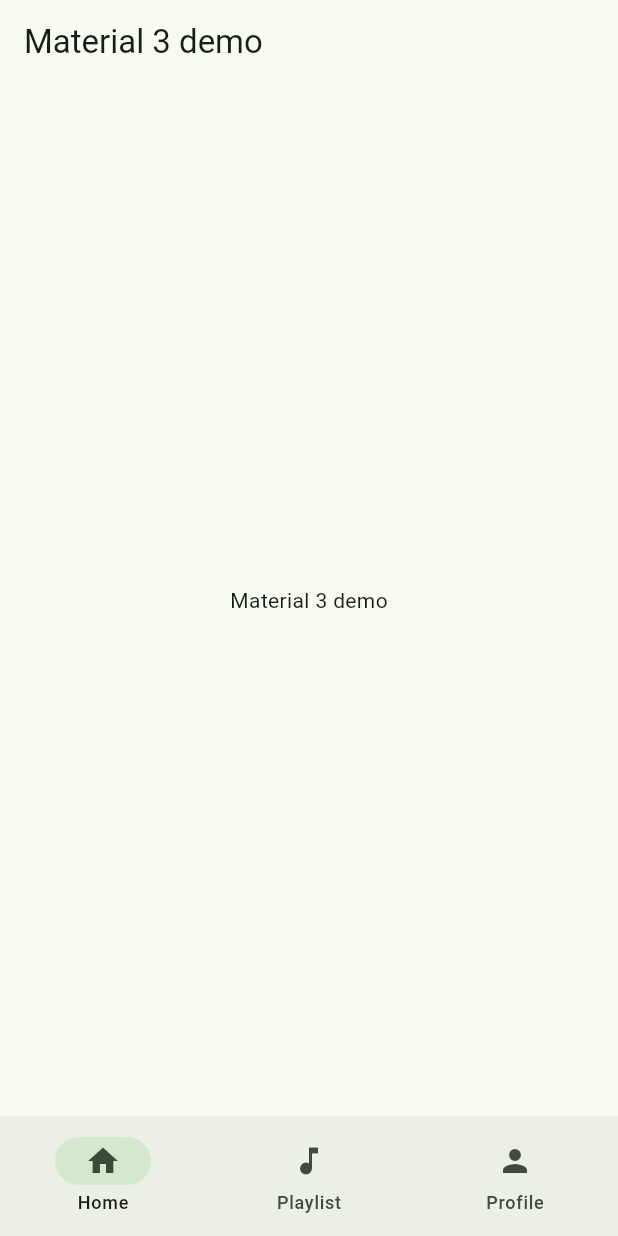
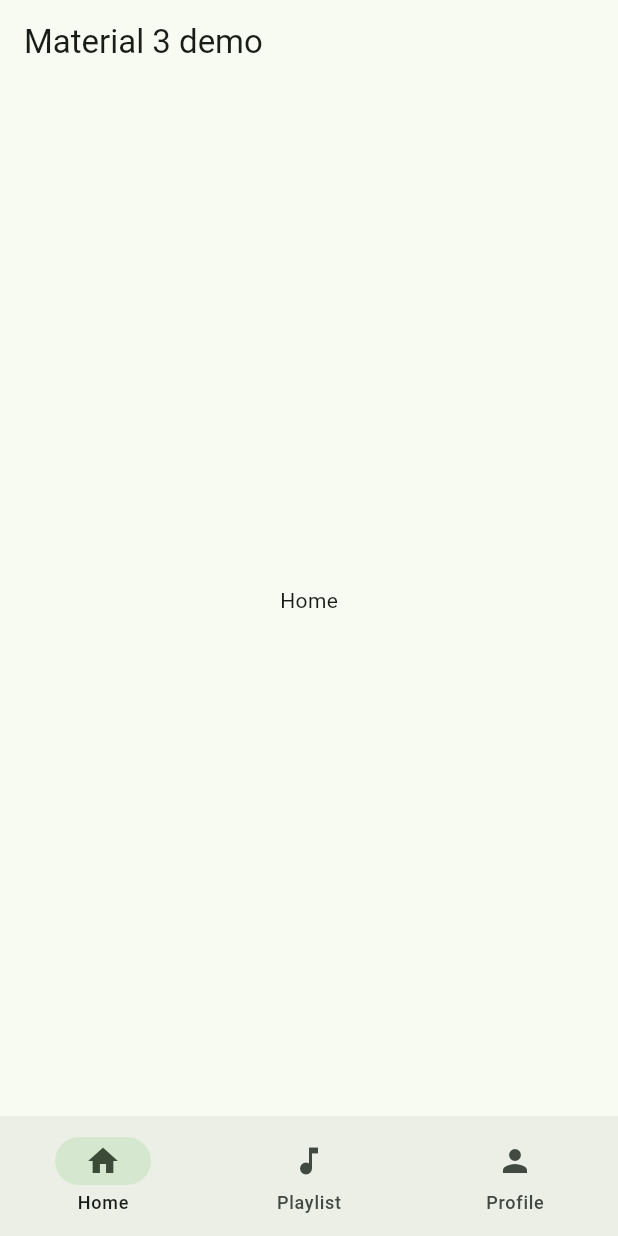
Before and after one commit to Harishwarrior/material-3-flutter, a Flutter app: the screen it shows after launch, on a phone screen of 412 x 824 dp. Run offline on Flutter 3.47's test engine with Material 2 defaults, Android fonts, the light colour scheme and no system bars.

Commit message:
added logics for navigation bar and added sample screens

```diff
--- a/lib/material_three_demo.dart
+++ b/lib/material_three_demo.dart
@@ -1,7 +1,23 @@
 import 'package:flutter/material.dart';
+import 'package:material3/views/home_screen.dart';
+import 'package:material3/views/playlist_screen.dart';
+import 'package:material3/views/profile_screen.dart';
 
-class MaterialThreeDemo extends StatelessWidget {
+class MaterialThreeDemo extends StatefulWidget {
   const MaterialThreeDemo({Key? key}) : super(key: key);
+
+  @override
+  State<MaterialThreeDemo> createState() => _MaterialThreeDemoState();
+}
+
+class _MaterialThreeDemoState extends State<MaterialThreeDemo> {
+  int currentIndex = 0;
+
+  List<Widget> screens = [
+    HomeScreen(),
+    PlaylistScreen(),
+    ProfileScreen(),
+  ];
 
   @override
   Widget build(BuildContext context) {
@@ -9,11 +25,15 @@ class MaterialThreeDemo extends StatelessWidget {
       appBar: AppBar(
         title: const Text("Material 3 demo"),
       ),
-      body: const Center(
-        child: Text("Material 3 demo"),
-      ),
+      body: screens.elementAt(currentIndex),
       // use NavigationBar instead of BottomNavigationBar
       bottomNavigationBar: NavigationBar(
+        selectedIndex: currentIndex,
+        onDestinationSelected: (index) {
+          setState(() {
+            currentIndex = index;
+          });
+        },
         // NavigationBar takes destinations instead of items
         destinations: const [
           // also it uses NavigationDestination instead of BottomNavigationBarItem
--- /dev/null
+++ b/lib/views/home_screen.dart
@@ -0,0 +1,17 @@
+import 'package:flutter/material.dart';
+
+class HomeScreen extends StatefulWidget {
+  const HomeScreen({Key? key}) : super(key: key);
+
+  @override
+  _HomeScreenState createState() => _HomeScreenState();
+}
+
+class _HomeScreenState extends State<HomeScreen> {
+  @override
+  Widget build(BuildContext context) {
+    return const Center(
+      child: Text("Home"),
+    );
+  }
+}
```
Also changed, not shown: lib/views/playlist_screen.dart (added, +17 -0 lines), lib/views/profile_screen.dart (added, +17 -0 lines), 1 other file.
